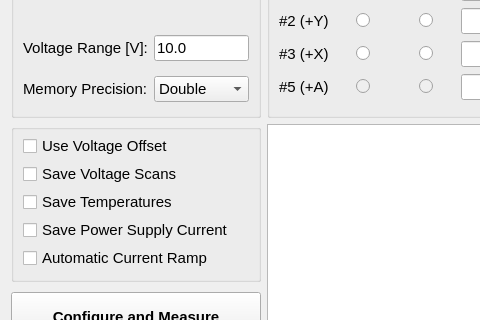
lnls-ima/hall-bench-control, file hallbench/gui/ui/measurementwidget.ui: the form before one commit; both pictures show x 0 to 480 and y 215 to 535 of the 1218 by 938 pixel window.
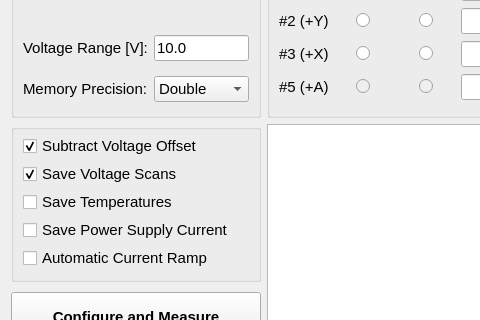
The form after the commit. Icons and pictures are not drawn. Custom widgets are drawn as their Qt base class.

Commit message: Finish implementation of voltage offset option

What changed in the file:
```diff
--- a/hallbench/gui/ui/measurementwidget.ui
+++ b/hallbench/gui/ui/measurementwidget.ui
@@ -1376,7 +1376,10 @@
         <item>
          <widget class="QCheckBox" name="use_voltage_offset_chb">
           <property name="text">
-           <string>Use Voltage Offset</string>
+           <string>Subtract Voltage Offset</string>
+          </property>
+          <property name="checked">
+           <bool>true</bool>
           </property>
          </widget>
         </item>
@@ -1385,6 +1388,9 @@
           <property name="text">
            <string>Save Voltage Scans</string>
           </property>
+          <property name="checked">
+           <bool>true</bool>
+          </property>
          </widget>
         </item>
         <item>
```
Left out of the diff: 2 changed lines with no effect on the pictures. The commit also changes 14 other files.
